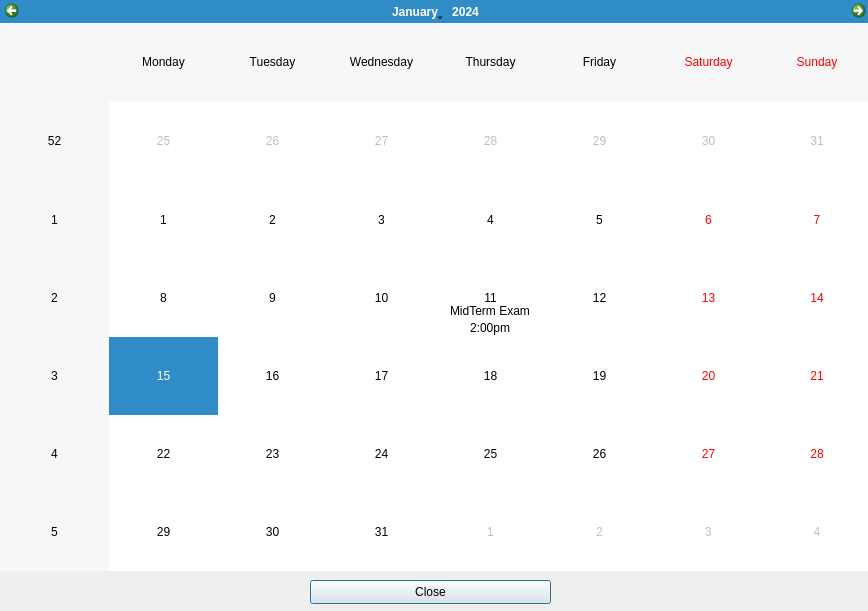
The window that largecalendar.ui (luterofromtx/ActivityPlanner) describes before a commit, drawn with Qt 5.
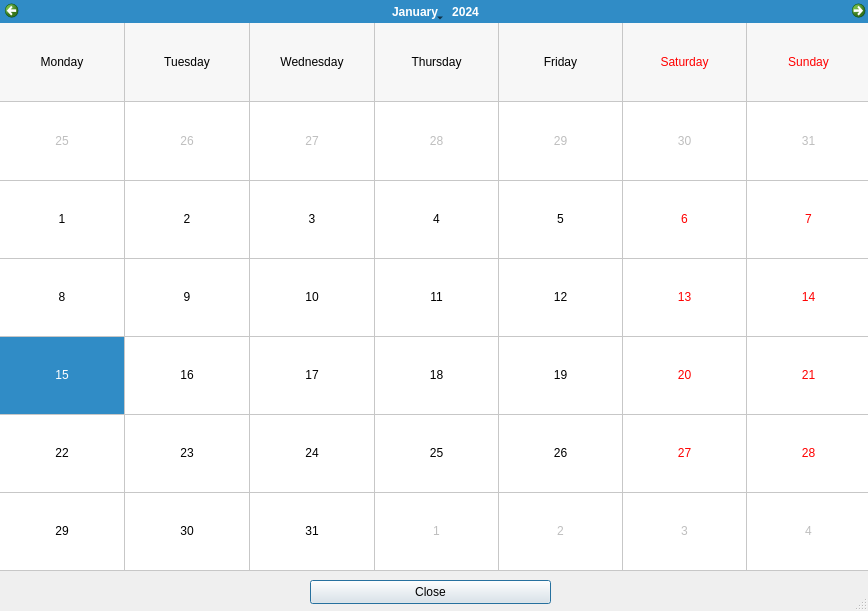
The same window after the commit.

Patch:
```diff
--- a/largecalendar.ui
+++ b/largecalendar.ui
@@ -13,6 +13,12 @@
   <property name="windowTitle">
    <string>Dialog</string>
   </property>
+  <property name="sizeGripEnabled">
+   <bool>true</bool>
+  </property>
+  <property name="modal">
+   <bool>true</bool>
+  </property>
   <widget class="QCalendarWidget" name="calendarWidget">
    <property name="geometry">
     <rect>
@@ -22,9 +28,69 @@
      <height>571</height>
     </rect>
    </property>
+   <property name="styleSheet">
+    <string notr="true">ui-&gt;calendarWidget-&gt;setStyleSheet(
+    &quot;QCalendarWidget {&quot;
+    &quot;    background-color: #f5f5f5;&quot;
+    &quot;    border: 1px solid #d3d3d3;&quot;
+    &quot;    color: #333333;&quot;
+    &quot;    font: 12pt 'Arial';&quot;
+    &quot;}&quot;
+
+    &quot;QCalendarWidget QToolButton {&quot;
+    &quot;    background-color: #4CAF50;&quot;
+    &quot;    color: white;&quot;
+    &quot;    font: bold 14pt 'Arial';&quot;
+    &quot;    height: 40px;&quot;
+    &quot;    width: 100px;&quot;
+    &quot;    border: none;&quot;
+    &quot;}&quot;
+
+    &quot;QCalendarWidget QToolButton#qt_calendar_prevmonth, &quot;
+    &quot;QCalendarWidget QToolButton#qt_calendar_nextmonth {&quot;
+    &quot;    background-color: #388E3C;&quot;
+    &quot;    border-radius: 5px;&quot;
+    &quot;    margin: 5px;&quot;
+    &quot;}&quot;
+
+    &quot;QCalendarWidget QTableView QHeaderView::section {&quot;
+    &quot;    background-color: #e0e0e0;&quot;
+    &quot;    color: #555555;&quot;
+    &quot;    font: bold 10pt 'Arial';&quot;
+    &quot;    height: 30px;&quot;
+    &quot;    border: 1px solid #d3d3d3;&quot;
+    &quot;}&quot;
+
+    &quot;QCalendarWidget QTableView {&quot;
+    &quot;    background-color: white;&quot;
+    &quot;    selection-background-color: #FFD700;&quot;
+    &quot;    selection-color: black;&quot;
+    &quot;    color: #333333;&quot;
+    &quot;    gridline-color: #d3d3d3;&quot;
+    &quot;}&quot;
+
+    &quot;QCalendarWidget QTableView::item:selected {&quot;
+    &quot;    background-color: #FF9800;&quot;
+    &quot;    color: white;&quot;
+    &quot;}&quot;
+
+    &quot;QCalendarWidget QWidget#qt_calendar_today {&quot;
+    &quot;    border: 1px solid #FF5722;&quot;
+    &quot;    color: #FF5722;&quot;
+    &quot;    background-color: #ffebcd;&quot;
+    &quot;}&quot;
+);
+</string>
+   </property>
+   <property name="gridVisible">
+    <bool>true</bool>
+   </property>
    <property name="horizontalHeaderFormat">
     <enum>QCalendarWidget::HorizontalHeaderFormat::LongDayNames</enum>
    </property>
+   <property name="verticalHeaderFormat">
+    <enum>QCalendarWidget::VerticalHeaderFormat::NoVerticalHeader</enum>
+   </property>
   </widget>
   <widget class="QPushButton" name="CloseBtn">
    <property name="geometry">
@@ -39,32 +105,6 @@
     <string>Close</string>
    </property>
   </widget>
-  <widget class="QLabel" name="label">
-   <property name="geometry">
-    <rect>
-     <x>450</x>
-     <y>300</y>
-     <width>81</width>
-     <height>21</height>
-    </rect>
-   </property>
-   <property name="text">
-    <string>MidTerm Exam</string>
-   </property>
-  </widget>
-  <widget class="QLabel" name="label_2">
-   <property name="geometry">
-    <rect>
-     <x>470</x>
-     <y>320</y>
-     <width>49</width>
-     <height>16</height>
-    </rect>
-   </property>
-   <property name="text">
-    <string>2:00pm</string>
-   </property>
-  </widget>
  </widget>
  <resources/>
  <connections/>
```
Left out of the diff: 1 changed line with no effect on the pictures.
